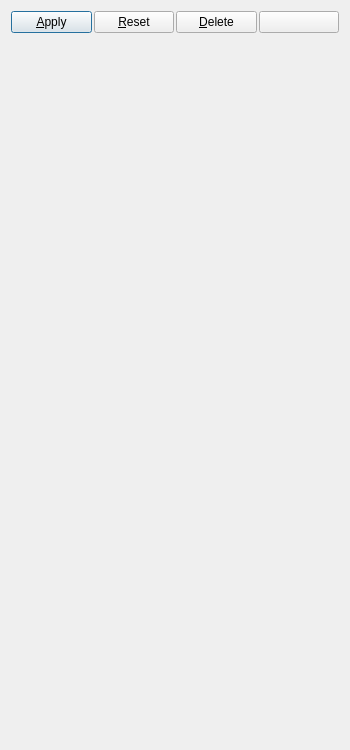
Before: the Qt Designer form Qt/Components/Resources/UI/pqPropertiesPanel.ui in Kitware/ParaView, drawn with Qt 5.
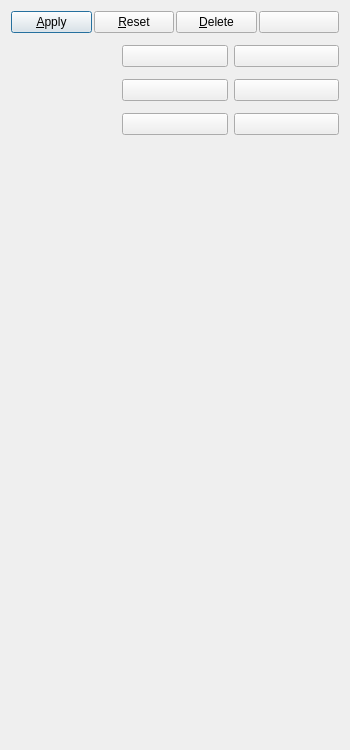
After: the same form once the commit is applied. Icons and pictures are not drawn. Custom widgets are drawn as their Qt base class.

Commit message:
Added buttons to save/restore defaults
Added buttons to save and restore default property values in the
properties, display, and view panels. Each panel has separate buttons
so that the settings for the proxy associated with each can be
saved/restored separately. This makes it possible to save settings for
a source without saving settings for the representation of that
source.

```diff
--- a/Qt/Components/Resources/UI/pqPropertiesPanel.ui
+++ b/Qt/Components/Resources/UI/pqPropertiesPanel.ui
@@ -116,6 +116,15 @@
         <number>0</number>
        </property>
        <item>
+        <widget class="QWidget" name="PropertiesButtons" native="true">
+         <layout class="QHBoxLayout" name="horizontalLayout">
+          <property name="spacing">
+           <number>6</number>
+          </property>
+          <property name="margin">
+           <number>0</number>
+          </property>
+          <item>
         <widget class="pqExpanderButton" name="PropertiesButton">
          <property name="text" stdset="0">
           <string>Properties</string>
@@ -126,6 +135,29 @@
         </widget>
        </item>
        <item>
+           <widget class="QPushButton" name="PropertiesRestoreDefaults">
+            <property name="toolTip">
+             <string>Restore application default setting values</string>
+            </property>
+            <property name="text">
+             <string/>
+            </property>
+           </widget>
+          </item>
+          <item>
+           <widget class="QPushButton" name="PropertiesSaveAsDefaults">
+            <property name="toolTip">
+             <string>Save current settings values as default</string>
+            </property>
+            <property name="text">
+             <string/>
+            </property>
+           </widget>
+          </item>
+         </layout>
+        </widget>
+       </item>
+       <item>
         <widget class="QFrame" name="PropertiesFrame">
          <property name="sizePolicy">
           <sizepolicy hsizetype="Preferred" vsizetype="Preferred">
@@ -142,6 +174,15 @@
         </widget>
        </item>
        <item>
+        <widget class="QWidget" name="DisplayButtons" native="true">
+         <layout class="QHBoxLayout" name="horizontalLayout_2">
+          <property name="spacing">
+           <number>6</number>
+          </property>
+          <property name="margin">
+           <number>0</number>
+          </property>
+          <item>
         <widget class="pqExpanderButton" name="DisplayButton">
          <property name="text" stdset="0">
           <string>Display</string>
@@ -152,6 +193,29 @@
         </widget>
        </item>
        <item>
+           <widget class="QPushButton" name="DisplayRestoreDefaults">
+            <property name="toolTip">
+             <string>Restore application default setting values for display</string>
+            </property>
+            <property name="text">
+             <string/>
+            </property>
+           </widget>
+          </item>
+          <item>
+           <widget class="QPushButton" name="DisplaySaveAsDefaults">
+            <property name="toolTip">
+             <string>Save current display settings values as default</string>
+            </property>
+            <property name="text">
+             <string/>
+            </property>
+           </widget>
+          </item>
+         </layout>
+        </widget>
+       </item>
+       <item>
         <widget class="QFrame" name="DisplayFrame">
          <property name="sizePolicy">
           <sizepolicy hsizetype="Preferred" vsizetype="Preferred">
@@ -168,6 +232,15 @@
         </widget>
        </item>
        <item>
+        <widget class="QWidget" name="ViewButtons" native="true">
+         <layout class="QHBoxLayout" name="horizontalLayout_3">
+          <property name="spacing">
+           <number>6</number>
+          </property>
+          <property name="margin">
+           <number>0</number>
+          </property>
+          <item>
         <widget class="pqExpanderButton" name="ViewButton">
          <property name="text" stdset="0">
           <string>View</string>
@@ -175,6 +248,29 @@
          <property name="checked" stdset="0">
           <bool>true</bool>
          </property>
+           </widget>
+          </item>
+          <item>
+           <widget class="QPushButton" name="ViewRestoreDefaults">
+            <property name="toolTip">
+             <string>Restore application default setting values for view</string>
+            </property>
+            <property name="text">
+             <string/>
+            </property>
+           </widget>
+          </item>
+          <item>
+           <widget class="QPushButton" name="ViewSaveAsDefaults">
+            <property name="toolTip">
+             <string>Save current view settings values as default</string>
+            </property>
+            <property name="text">
+             <string/>
+            </property>
+           </widget>
+          </item>
+         </layout>
         </widget>
        </item>
        <item>
```
Lines whose indentation alone changed are shown as unchanged. The commit also changes 2 other files.
